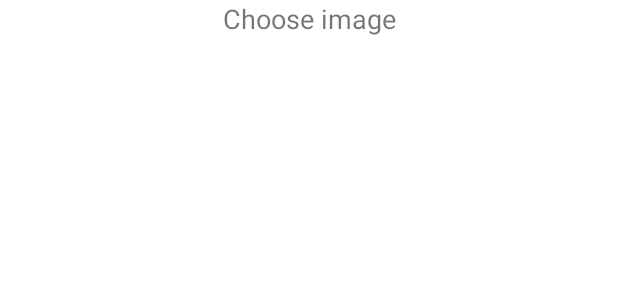
After one commit to GholemHub/MoneyLab2, an Android app: the layout fragment_create_new_category.xml on its own in the app's theme, with its tools: preview values and no code run, on a phone screen of 412 x 824 dp. The commit adds this screen. Shown: the top 300 px of the screen. Run offline under Robolectric (Android 15) with nearby library versions, the phone set to English and light mode, and no system bars.

Commit message:
[G] ViewHolder

```diff
--- a/app/src/main/java/com/gholem/moneylab/arch/nav/NavControllerWrapper.kt
+++ b/app/src/main/java/com/gholem/moneylab/arch/nav/NavControllerWrapper.kt
@@ -1,5 +1,6 @@
 package com.gholem.moneylab.arch.nav
 
+import android.app.Dialog
 import androidx.annotation.IdRes
 import androidx.fragment.app.Fragment
 import androidx.navigation.NavDirections
@@ -10,9 +11,13 @@ import javax.inject.Inject
 class NavControllerWrapper @Inject constructor() {
 
     private lateinit var fragment: Fragment
+    private lateinit var dialog: Dialog
 
     fun init(fragment: Fragment) {
         this.fragment = fragment
+    }
+    fun init(dialog: Dialog) {
+        this.dialog = dialog
     }
 
     fun navigate(directions: NavDirections) = with(fragment.findNavController()) {
--- a/app/src/main/java/com/gholem/moneylab/features/add/chooseTransactionCategory/BottomSheetCategoryFragment.kt
+++ b/app/src/main/java/com/gholem/moneylab/features/add/chooseTransactionCategory/BottomSheetCategoryFragment.kt
@@ -2,7 +2,9 @@ package com.gholem.moneylab.features.add.chooseTransactionCategory
 
 import android.view.LayoutInflater
 import androidx.fragment.app.viewModels
+import androidx.navigation.Navigation
 import androidx.navigation.fragment.findNavController
+import com.gholem.moneylab.R
 import com.gholem.moneylab.arch.base.BaseBottomSheetFragment
 import com.gholem.moneylab.databinding.BottomsheetCategoryFragmentBinding
 import com.gholem.moneylab.databinding.ItemBottomSheetCategoryBinding
@@ -25,11 +27,13 @@ class BottomSheetCategoryFragment :
         viewBinding.createNewCategoryBtn.setOnClickListener {
 
         }
-        initCategoryViews(viewBinding)
     }
 
     private fun navigateToAddTransaction() {
         viewModel.navigateToAddTransaction()
+    }
+    private fun navigateToCreateNewTransaction() {
+        viewModel.navigateToCreateNewTransaction()
     }
 
     private fun initCategoryViews(viewBinding: BottomsheetCategoryFragmentBinding) {
--- a/app/src/main/java/com/gholem/moneylab/features/add/chooseTransactionCategory/navigation/BottomSheetCategoryEvent.kt
+++ b/app/src/main/java/com/gholem/moneylab/features/add/chooseTransactionCategory/navigation/BottomSheetCategoryEvent.kt
@@ -2,4 +2,5 @@ package com.gholem.moneylab.features.add.chooseTransactionCategory.navigation
 
 sealed class BottomSheetCategoryEvent {
     object ToPreviousScreen : BottomSheetCategoryEvent()
+    object ToCreateNewCategory : BottomSheetCategoryEvent()
 }
--- a/app/src/main/java/com/gholem/moneylab/features/add/chooseTransactionCategory/navigation/BottomSheetCategoryNavigation.kt
+++ b/app/src/main/java/com/gholem/moneylab/features/add/chooseTransactionCategory/navigation/BottomSheetCategoryNavigation.kt
@@ -11,6 +11,8 @@ class BottomSheetCategoryNavigation @Inject constructor (
         when(event){
             BottomSheetCategoryEvent.ToPreviousScreen ->
                 navControllerWrapper.navigateUp()
+            BottomSheetCategoryEvent.ToCreateNewCategory ->
+                //navControllerWrapper.navigate(actionToCategoryBottomSheetDialog())
         }
     }
 }
--- a/app/src/main/java/com/gholem/moneylab/features/add/chooseTransactionCategory/viewmodel/BottomSheetCategoryViewModel.kt
+++ b/app/src/main/java/com/gholem/moneylab/features/add/chooseTransactionCategory/viewmodel/BottomSheetCategoryViewModel.kt
@@ -16,6 +16,11 @@ class BottomSheetCategoryViewModel @Inject constructor() : ViewModel() {
     fun navigateToAddTransaction() = viewModelScope.launch {
         navigation.emit(BottomSheetCategoryEvent.ToPreviousScreen)
     }
+
+    fun navigateToCreateNewTransaction() = viewModelScope.launch {
+        navigation.emit(BottomSheetCategoryEvent.ToCreateNewCategory)
+    }
+
     fun init() {
     }
 }
--- /dev/null
+++ b/app/src/main/res/layout/fragment_create_new_category.xml
@@ -0,0 +1,27 @@
+<?xml version="1.0" encoding="utf-8"?>
+<androidx.constraintlayout.widget.ConstraintLayout xmlns:android="http://schemas.android.com/apk/res/android"
+    xmlns:app="http://schemas.android.com/apk/res-auto"
+    xmlns:tools="http://schemas.android.com/tools"
+    android:layout_width="match_parent"
+    android:layout_height="match_parent">
+
+    <TextView
+        android:id="@+id/choose_image_tv"
+        android:layout_width="wrap_content"
+        android:layout_height="wrap_content"
+        android:text="Choose image"
+        android:textSize="@dimen/app_text_size_header"
+        app:layout_constraintEnd_toEndOf="parent"
+        app:layout_constraintStart_toStartOf="parent"
+        app:layout_constraintTop_toTopOf="parent" />
+
+    <androidx.recyclerview.widget.RecyclerView
+        android:id="@+id/create_new_category_recyclerview"
+        android:layout_width="match_parent"
+        android:layout_height="wrap_content"
+        app:layout_constraintTop_toBottomOf="@+id/choose_image_tv"
+        app:layout_constraintStart_toStartOf="parent"
+        app:layout_constraintEnd_toEndOf="parent"
+        />
+
+</androidx.constraintlayout.widget.ConstraintLayout>
```
Also changed, not shown: app/src/main/java/com/gholem/moneylab/features/add/chooseTransactionCategory/createNewTransactionCategory/CreateNewTransactionCategoryFragment.kt (added, +22 -0 lines), app/src/main/java/com/gholem/moneylab/features/add/chooseTransactionCategory/createNewTransactionCategory/adapter/CreateNewCategoryAdapter.kt (added, +8 -0 lines), app/src/main/java/com/gholem/moneylab/features/add/chooseTransactionCategory/createNewTransactionCategory/adapter/viewholder/CreateNewCategoryViewHolder.kt (added, +15 -0 lines), app/src/main/java/com/gholem/moneylab/features/add/chooseTransactionCategory/createNewTransactionCategory/viewmodel/CreateNewTransactionViewModel.kt (added, +9 -0 lines), app/src/main/res/navigation/add_navigation.xml (+11 -0 lines).
